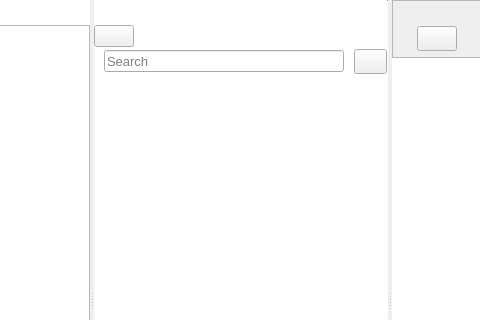
Above: src/mainwindow.ui from nuttyartist/notes before the change; both pictures show x 202 to 682 and y 0 to 320 of the 900 by 600 pixel window. Below: the same form after it.
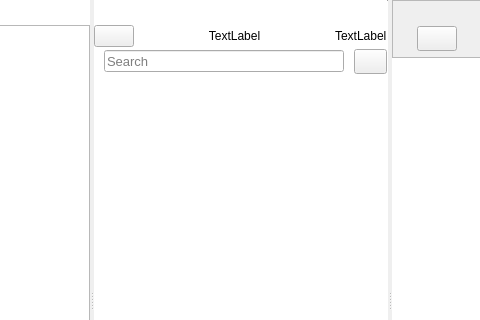
That is the form after the change. Icons and pictures are not drawn. Custom widgets are drawn as their Qt base class.

Commit message: update list view label

Patch:
```diff
--- a/src/mainwindow.ui
+++ b/src/mainwindow.ui
@@ -217,14 +217,56 @@
                  <property name="orientation">
                   <enum>Qt::Horizontal</enum>
                  </property>
+                 <property name="sizeType">
+                  <enum>QSizePolicy::Minimum</enum>
+                 </property>
                  <property name="sizeHint" stdset="0">
                   <size>
-                   <width>40</width>
+                   <width>10</width>
                    <height>20</height>
                   </size>
                  </property>
                 </spacer>
                </item>
+               <item>
+                <widget class="QLabel" name="listviewLabel1">
+                 <property name="sizePolicy">
+                  <sizepolicy hsizetype="Expanding" vsizetype="Preferred">
+                   <horstretch>0</horstretch>
+                   <verstretch>0</verstretch>
+                  </sizepolicy>
+                 </property>
+                 <property name="text">
+                  <string>TextLabel</string>
+                 </property>
+                 <property name="alignment">
+                  <set>Qt::AlignCenter</set>
+                 </property>
+                </widget>
+               </item>
+               <item>
+                <spacer name="horizontalSpacer_5">
+                 <property name="orientation">
+                  <enum>Qt::Horizontal</enum>
+                 </property>
+                 <property name="sizeType">
+                  <enum>QSizePolicy::Minimum</enum>
+                 </property>
+                 <property name="sizeHint" stdset="0">
+                  <size>
+                   <width>10</width>
+                   <height>20</height>
+                  </size>
+                 </property>
+                </spacer>
+               </item>
+               <item>
+                <widget class="QLabel" name="listviewLabel2">
+                 <property name="text">
+                  <string>TextLabel</string>
+                 </property>
+                </widget>
+               </item>
               </layout>
              </item>
              <item>
```
Left out of the diff: 2 changed lines with no effect on the pictures. The commit also changes 6 other files.
